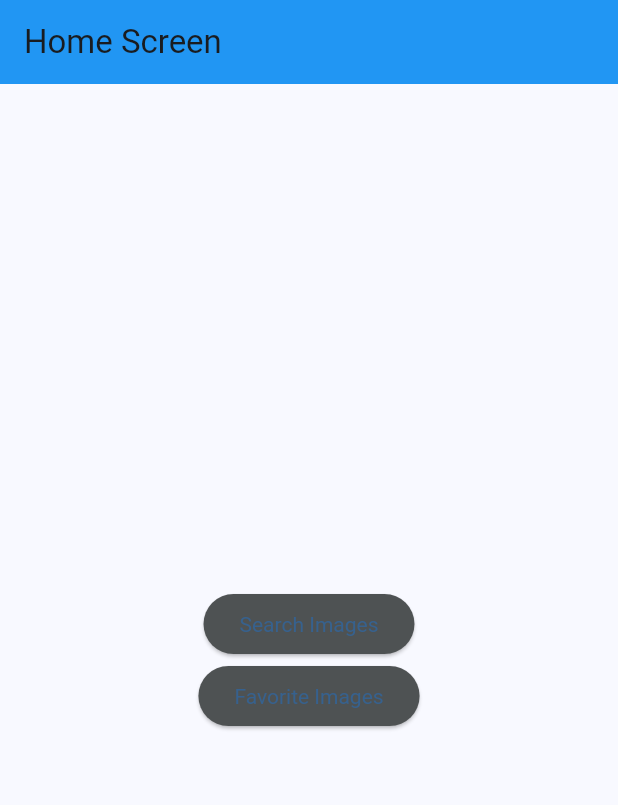
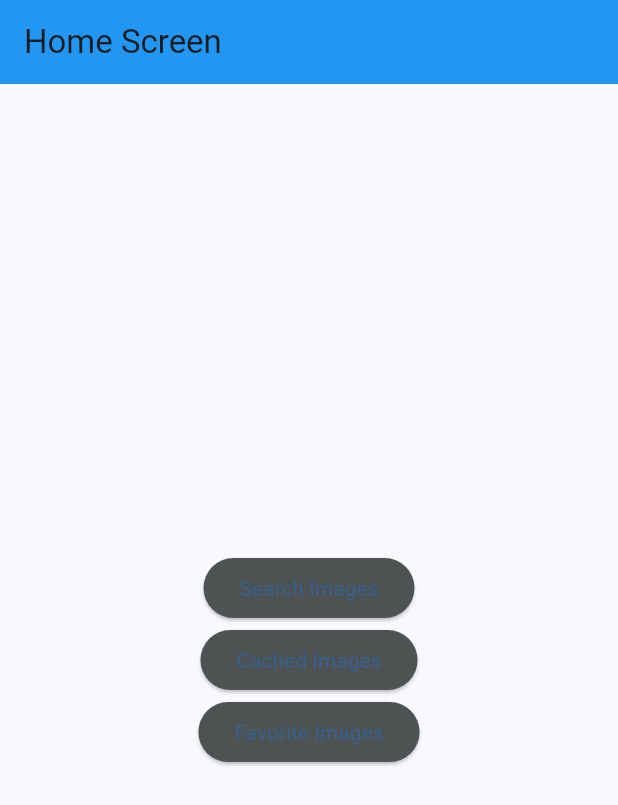
Before and after one commit to FlutterTim/flutter_gallery_app, a Flutter app: the screen it shows after launch, on a phone screen of 412 x 824 dp. Shown: the top 805 px of the screen. Run offline on Flutter 3.47's test engine with Material 3 defaults, Android fonts, the phone set to English and light mode, and no system bars; our stand-ins replace flutter_dotenv, flutter_hooks, go_router, hooks_riverpod; missing offline and left inert: fast_cached_network_image; generated files the repository leaves out were written again.

Commit message:
feat: add cached images screen

```diff
--- a/lib/l10n/app_en.arb
+++ b/lib/l10n/app_en.arb
@@ -1,4 +1,5 @@
 {
+  "cachedImagesScreenTitle": "Cached Images",
   "favoritesScreenTitle": "Favorite Images",
   "homeScreenTitle": "Home Screen",
   "imageDescription": "'{imageName}' has been made by {authorName} and uploaded to Pexels.",
@@ -15,6 +16,7 @@
     }
   },
   "initialSearchMessage": "Search images by typing in the searchbar above and press 'Search'",
+  "noCachedImages": "There are no cached images yet",
   "noImagesFound": "No images found with that search term",
   "search": "Search",
   "searchScreenTitle": "Search Images",
--- a/lib/l10n/app_nl.arb
+++ b/lib/l10n/app_nl.arb
@@ -1,4 +1,5 @@
 {
+  "cachedImagesScreenTitle": "Gecachede afbeeldingen",
   "favoritesScreenTitle": "Favoriete afbeeldingen",
   "homeScreenTitle": "Startscherm",
   "imageDescription": "'{imageName}' is gemaakt door {authorName} en geüpload naar Pexels.",
@@ -15,6 +16,7 @@
     }
   },
   "initialSearchMessage": "Zoek afbeeldingen door in de zoekbalk hierboven te typen, druk daarna op 'Zoeken'",
+  "noCachedImages": "Er zijn nog geen gecachede afbeeldingen",
   "noImagesFound": "Geen afbeeldingen gevonden met die zoekterm",
   "search": "Zoeken",
   "searchScreenTitle": "Afbeeldingen zoeken",
--- a/lib/routes.dart
+++ b/lib/routes.dart
@@ -1,4 +1,5 @@
 import 'package:flutter_gallery/models/image.dart';
+import 'package:flutter_gallery/ui/screens/cached_images_screen.dart';
 import 'package:flutter_gallery/ui/screens/favorites_screen.dart';
 import 'package:flutter_gallery/ui/screens/home_screen.dart';
 import 'package:flutter_gallery/ui/screens/image_screen.dart';
@@ -9,6 +10,7 @@ const homeScreenRoute = '/';
 const searchScreenRoute = '/search';
 const favoritesScreenRoute = '/favorites';
 const imageScreenRoute = '/image';
+const cachedImagesScreenRoute = '/cached_images';
 
 final router = GoRouter(
   initialLocation: homeScreenRoute,
@@ -29,6 +31,11 @@ final router = GoRouter(
       builder: (context, state) => const FavoritesScreen(),
     ),
     GoRoute(
+      name: 'cached_images',
+      path: cachedImagesScreenRoute,
+      builder: (context, state) => const CachedImagesScreen(),
+    ),
+    GoRoute(
       name: 'image',
       path: imageScreenRoute,
       builder: (context, state) {
--- a/lib/ui/screens/home_screen.dart
+++ b/lib/ui/screens/home_screen.dart
@@ -25,6 +25,10 @@ class HomeScreen extends StatelessWidget {
               buttonText: localizations.searchScreenTitle,
             ),
             Button(
+              onPressed: () => context.push(cachedImagesScreenRoute),
+              buttonText: localizations.cachedImagesScreenTitle,
+            ),
+            Button(
               onPressed: () => context.push(favoritesScreenRoute),
               buttonText: localizations.favoritesScreenTitle,
             ),
```
Also changed, not shown: lib/ui/screens/cached_images_screen.dart (added, +37 -0 lines).
